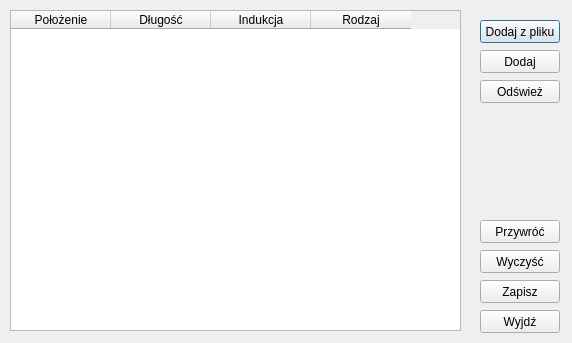
Old version of the form wiz/wczytaj.ui in the repository illmoded/madx_nasz.
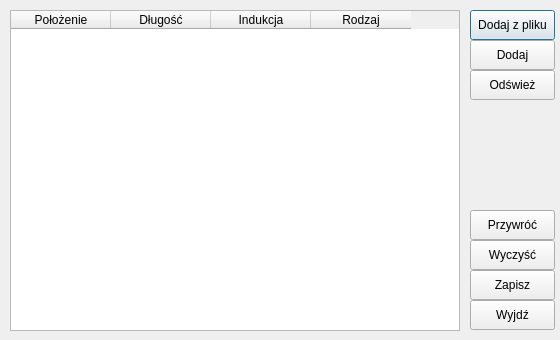
New version of the form.

Patch:
```diff
--- a/wiz/wczytaj.ui
+++ b/wiz/wczytaj.ui
@@ -2,24 +2,39 @@
 <ui version="4.0">
  <class>wczytaj</class>
  <widget class="QDialog" name="wczytaj">
+  <property name="enabled">
+   <bool>true</bool>
+  </property>
   <property name="geometry">
    <rect>
     <x>0</x>
     <y>0</y>
-    <width>572</width>
-    <height>343</height>
+    <width>560</width>
+    <height>340</height>
    </rect>
   </property>
+  <property name="minimumSize">
+   <size>
+    <width>560</width>
+    <height>340</height>
+   </size>
+  </property>
+  <property name="maximumSize">
+   <size>
+    <width>560</width>
+    <height>340</height>
+   </size>
+  </property>
   <property name="windowTitle">
    <string>Dialog</string>
   </property>
   <widget class="QPushButton" name="pushButton">
    <property name="geometry">
     <rect>
-     <x>480</x>
-     <y>20</y>
-     <width>80</width>
-     <height>23</height>
+     <x>470</x>
+     <y>10</y>
+     <width>85</width>
+     <height>30</height>
     </rect>
    </property>
    <property name="mouseTracking">
@@ -44,10 +59,10 @@
   <widget class="QPushButton" name="pushButton_2">
    <property name="geometry">
     <rect>
-     <x>480</x>
-     <y>50</y>
-     <width>80</width>
-     <height>23</height>
+     <x>470</x>
+     <y>40</y>
+     <width>85</width>
+     <height>30</height>
     </rect>
    </property>
    <property name="text">
@@ -57,10 +72,10 @@
   <widget class="QPushButton" name="pushButton_3">
    <property name="geometry">
     <rect>
-     <x>480</x>
-     <y>280</y>
-     <width>80</width>
-     <height>23</height>
+     <x>470</x>
+     <y>270</y>
+     <width>85</width>
+     <height>30</height>
     </rect>
    </property>
    <property name="text">
@@ -70,10 +85,10 @@
   <widget class="QPushButton" name="pushButton_4">
    <property name="geometry">
     <rect>
-     <x>480</x>
-     <y>250</y>
-     <width>80</width>
-     <height>23</height>
+     <x>470</x>
+     <y>240</y>
+     <width>85</width>
+     <height>30</height>
     </rect>
    </property>
    <property name="text">
@@ -83,10 +98,10 @@
   <widget class="QPushButton" name="pushButton_5">
    <property name="geometry">
     <rect>
-     <x>480</x>
-     <y>310</y>
-     <width>80</width>
-     <height>23</height>
+     <x>470</x>
+     <y>300</y>
+     <width>85</width>
+     <height>30</height>
     </rect>
    </property>
    <property name="text">
@@ -96,10 +111,10 @@
   <widget class="QPushButton" name="BTNshow">
    <property name="geometry">
     <rect>
-     <x>480</x>
-     <y>80</y>
-     <width>80</width>
-     <height>23</height>
+     <x>470</x>
+     <y>70</y>
+     <width>85</width>
+     <height>30</height>
     </rect>
    </property>
    <property name="text">
@@ -111,7 +126,7 @@
     <rect>
      <x>10</x>
      <y>10</y>
-     <width>451</width>
+     <width>450</width>
      <height>321</height>
     </rect>
    </property>
@@ -139,10 +154,10 @@
   <widget class="QPushButton" name="BTNrevert">
    <property name="geometry">
     <rect>
-     <x>480</x>
-     <y>220</y>
-     <width>80</width>
-     <height>23</height>
+     <x>470</x>
+     <y>210</y>
+     <width>85</width>
+     <height>30</height>
     </rect>
    </property>
    <property name="text">
```
